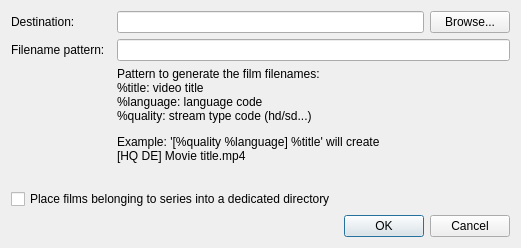
Old version of the form preferencedialog.ui in the repository Tofee/artefetcher.
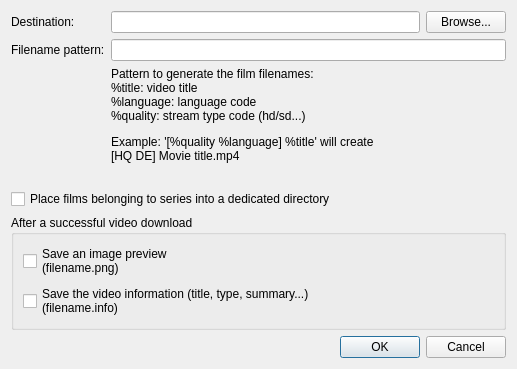
New version of the form.

Commit message: Update arteFetcher to 0.3.0 Update translations Preferences: now preview and info files are optional UI tooltip fix: add missing break Add a search stream, disabled for now

What changed in the file:
```diff
--- a/preferencedialog.ui
+++ b/preferencedialog.ui
@@ -6,18 +6,37 @@
    <rect>
     <x>0</x>
     <y>0</y>
-    <width>521</width>
-    <height>229</height>
+    <width>517</width>
+    <height>329</height>
    </rect>
   </property>
   <property name="windowTitle">
    <string>Preferences</string>
   </property>
   <layout class="QGridLayout" name="gridLayout">
-   <item row="4" column="3">
-    <widget class="QLabel" name="label_4">
+   <item row="0" column="2">
+    <widget class="QLineEdit" name="destinationDirectoryLineEdit"/>
+   </item>
+   <item row="2" column="2" colspan="2">
+    <widget class="QLineEdit" name="filenamePatternLineEdit"/>
+   </item>
+   <item row="8" column="0" colspan="4">
+    <widget class="QDialogButtonBox" name="buttonBox">
+     <property name="orientation">
+      <enum>Qt::Horizontal</enum>
+     </property>
+     <property name="standardButtons">
+      <set>QDialogButtonBox::Cancel|QDialogButtonBox::Ok</set>
+     </property>
+    </widget>
+   </item>
+   <item row="6" column="0" colspan="4">
+    <widget class="QCheckBox" name="seriesDirectoryCheckBox">
+     <property name="toolTip">
+      <string>When a movie belongs to series, a folder will be created for the serie and all episodes will be gathered in this directory.</string>
+     </property>
      <property name="text">
-      <string>&lt;html&gt;&lt;head/&gt;&lt;body&gt;&lt;p&gt;Pattern to generate the film filenames:&lt;br/&gt;%title: video title&lt;br/&gt;%language: language code&lt;br/&gt;%quality: stream type code (hd/sd...)&lt;/p&gt;&lt;p&gt;Example: '[%quality %language] %title' will create&lt;br/&gt;[HQ DE] Movie title.mp4&lt;/p&gt;&lt;/body&gt;&lt;/html&gt;</string>
+      <string>Place films belonging to series into a dedicated directory</string>
      </property>
     </widget>
    </item>
@@ -35,30 +54,46 @@
      </property>
     </widget>
    </item>
-   <item row="0" column="4">
+   <item row="7" column="0" colspan="4">
+    <widget class="QGroupBox" name="groupBox">
+     <property name="title">
+      <string>After a successful video download</string>
+     </property>
+     <layout class="QVBoxLayout" name="verticalLayout">
+      <item>
+       <widget class="QCheckBox" name="imagePreviewCheckBox">
+        <property name="text">
+         <string>Save an image preview
+(filename.png)</string>
+        </property>
+       </widget>
+      </item>
+      <item>
+       <widget class="QCheckBox" name="metaInfoCheckBox">
+        <property name="text">
+         <string>Save the video information (title, type, summary...)
+(filename.info)</string>
+        </property>
+       </widget>
+      </item>
+     </layout>
+    </widget>
+   </item>
+   <item row="0" column="3">
     <widget class="QPushButton" name="browsePushButton">
      <property name="text">
       <string>Browse...</string>
      </property>
     </widget>
    </item>
-   <item row="2" column="3" colspan="2">
-    <widget class="QLineEdit" name="filenamePatternLineEdit"/>
-   </item>
-   <item row="0" column="3">
-    <widget class="QLineEdit" name="destinationDirectoryLineEdit"/>
-   </item>
-   <item row="7" column="0" colspan="5">
-    <widget class="QDialogButtonBox" name="buttonBox">
-     <property name="orientation">
-      <enum>Qt::Horizontal</enum>
-     </property>
-     <property name="standardButtons">
-      <set>QDialogButtonBox::Cancel|QDialogButtonBox::Ok</set>
+   <item row="4" column="2">
+    <widget class="QLabel" name="label_4">
+     <property name="text">
+      <string>&lt;html&gt;&lt;head/&gt;&lt;body&gt;&lt;p&gt;Pattern to generate the film filenames:&lt;br/&gt;%title: video title&lt;br/&gt;%language: language code&lt;br/&gt;%quality: stream type code (hd/sd...)&lt;/p&gt;&lt;p&gt;Example: '[%quality %language] %title' will create&lt;br/&gt;[HQ DE] Movie title.mp4&lt;/p&gt;&lt;/body&gt;&lt;/html&gt;</string>
      </property>
     </widget>
    </item>
-   <item row="5" column="0" colspan="5">
+   <item row="5" column="0" colspan="4">
     <widget class="QLabel" name="errorLabel">
      <property name="palette">
       <palette>
@@ -108,16 +143,6 @@
      </property>
     </widget>
    </item>
-   <item row="6" column="0" colspan="5">
-    <widget class="QCheckBox" name="seriesDirectoryCheckBox">
-     <property name="toolTip">
-      <string>When a movie belongs to series, a folder will be created for the serie and all episodes will be gathered in this directory.</string>
-     </property>
-     <property name="text">
-      <string>Place films belonging to series into a dedicated directory</string>
-     </property>
-    </widget>
-   </item>
   </layout>
  </widget>
  <resources/>
```
The commit also changes 9 other files.
